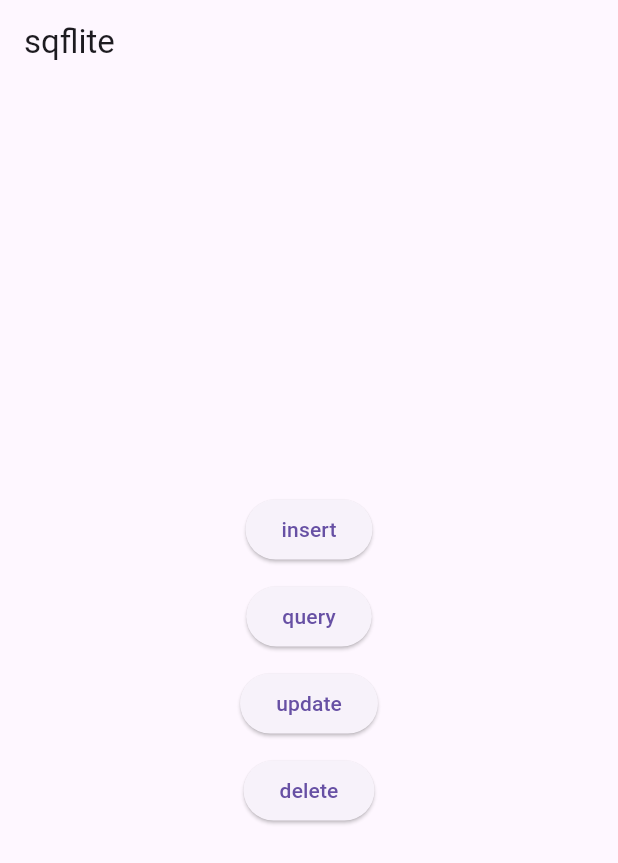
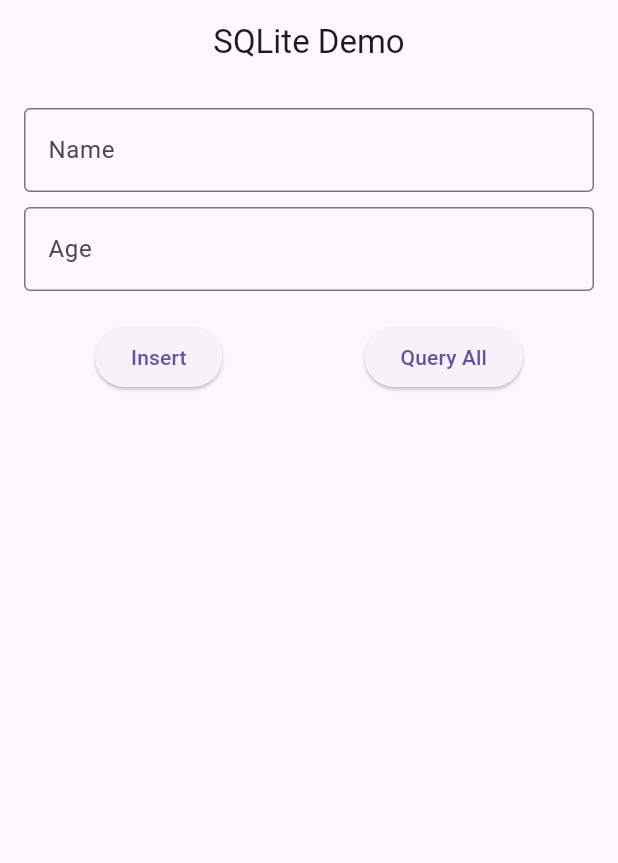
Before and after one commit to bjohnson360/inclass10, a Flutter app: the screen it shows after launch, on a phone screen of 412 x 824 dp. Shown: the top 863 px of the screen. Run offline on Flutter 3.47's test engine with Material 3 defaults, Android fonts, the phone set to English and light mode, and no system bars; our stand-ins replace sqflite; accounts and stored records are empty.

Commit message:
Added UI

```diff
--- a/lib/main.dart
+++ b/lib/main.dart
@@ -1,117 +1,150 @@
 import 'package:flutter/material.dart';
 import 'database_help.dart';
-
 
 // Here we are using a global variable. You can use something like
 // get_it in a production app.
 final dbHelper = DatabaseHelper();
 
-
-Future<void> main() async {
+void main() async {
   WidgetsFlutterBinding.ensureInitialized();
-  // initialize the database
   await dbHelper.init();
   runApp(const MyApp());
 }
 
-
 class MyApp extends StatelessWidget {
   const MyApp({super.key});
-
 
   @override
   Widget build(BuildContext context) {
     return MaterialApp(
-      title: 'SQFlite Demo',
-      theme: ThemeData(
-        primarySwatch: Colors.blue,
-      ),
-      home: const MyHomePage(),
+      title: 'SQLite Demo',
+      theme: ThemeData(primarySwatch: Colors.teal),
+      home: const HomePage(),
     );
   }
 }
 
+class HomePage extends StatefulWidget {
+  const HomePage({super.key});
 
-class MyHomePage extends StatelessWidget {
-  const MyHomePage({super.key});
+  @override
+  State<HomePage> createState() => _HomePageState();
+}
 
+class _HomePageState extends State<HomePage> {
+  final TextEditingController nameController = TextEditingController();
+  final TextEditingController ageController = TextEditingController();
+  List<Map<String, dynamic>> records = [];
 
-  // homepage layout
+  @override
+  void initState() {
+    super.initState();
+    _refreshRecords();
+  }
+
+  Future<void> _refreshRecords() async {
+    final data = await dbHelper.queryAllRows();
+    setState(() => records = data);
+  }
+
+  Future<void> _insert() async {
+    if (nameController.text.isEmpty || ageController.text.isEmpty) return;
+
+    Map<String, dynamic> row = {
+      DatabaseHelper.columnName: nameController.text,
+      DatabaseHelper.columnAge: int.tryParse(ageController.text) ?? 0,
+    };
+
+    await dbHelper.insert(row);
+    nameController.clear();
+    ageController.clear();
+    _refreshRecords();
+  }
+
+  Future<void> _update(int id) async {
+    Map<String, dynamic> row = {
+      DatabaseHelper.columnId: id,
+      DatabaseHelper.columnName: "${nameController.text} (updated)",
+      DatabaseHelper.columnAge: int.tryParse(ageController.text) ?? 0,
+    };
+
+    await dbHelper.update(row);
+    _refreshRecords();
+  }
+
+  Future<void> _delete(int id) async {
+    await dbHelper.delete(id);
+    _refreshRecords();
+  }
+
   @override
   Widget build(BuildContext context) {
     return Scaffold(
       appBar: AppBar(
-        title: const Text('sqflite'),
+        title: const Text("SQLite Demo"),
+        centerTitle: true,
       ),
-      body: Center(
+      body: Padding(
+        padding: const EdgeInsets.all(16.0),
         child: Column(
-          mainAxisAlignment: MainAxisAlignment.center,
-          children: <Widget>[
-            ElevatedButton(
-              onPressed: _insert,
-              child: const Text('insert'),
+          children: [
+            TextField(
+              controller: nameController,
+              decoration: const InputDecoration(
+                labelText: "Name",
+                border: OutlineInputBorder(),
+              ),
             ),
             const SizedBox(height: 10),
-            ElevatedButton(
-              onPressed: _query,
-              child: const Text('query'),
+            TextField(
+              controller: ageController,
+              keyboardType: TextInputType.number,
+              decoration: const InputDecoration(
+                labelText: "Age",
+                border: OutlineInputBorder(),
+              ),
+            ),
+            const SizedBox(height: 20),
+            Row(
+              mainAxisAlignment: MainAxisAlignment.spaceAround,
+              children: [
+                ElevatedButton(onPressed: _insert, child: const Text("Insert")),
+                ElevatedButton(
+                    onPressed: _refreshRecords, child: const Text("Query All")),
+              ],
             ),
             const SizedBox(height: 10),
-            ElevatedButton(
-              onPressed: _update,
-              child: const Text('update'),
-            ),
-            const SizedBox(height: 10),
-            ElevatedButton(
-              onPressed: _delete,
-              child: const Text('delete'),
+            Expanded(
+              child: ListView.builder(
+                itemCount: records.length,
+                itemBuilder: (context, index) {
+                  final record = records[index];
+                  return Card(
+                    margin: const EdgeInsets.symmetric(vertical: 5),
+                    child: ListTile(
+                      title: Text(record['name']),
+                      subtitle: Text("Age: ${record['age']}"),
+                      trailing: Row(
+                        mainAxisSize: MainAxisSize.min,
+                        children: [
+                          IconButton(
+                            icon: const Icon(Icons.edit, color: Colors.blue),
+                            onPressed: () => _update(record['_id']),
+                          ),
+                          IconButton(
+                            icon: const Icon(Icons.delete, color: Colors.red),
+                            onPressed: () => _delete(record['_id']),
+                          ),
+                        ],
+                      ),
+                    ),
+                  );
+                },
+              ),
             ),
           ],
         ),
       ),
     );
   }
-
-
-  // Button onPressed methods
-
-
-  void _insert() async {
-    // row to insert
-    Map<String, dynamic> row = {
-      DatabaseHelper.columnName: 'Bob',
-      DatabaseHelper.columnAge: 23
-    };
-    final id = await dbHelper.insert(row);
-    debugPrint('inserted row id: $id');
-  }
-
-
-  void _query() async {
-    final allRows = await dbHelper.queryAllRows();
-    debugPrint('query all rows:');
-    for (final row in allRows) {
-      debugPrint(row.toString());
-    }
-  }
-
-
-  void _update() async {
-    // row to update
-    Map<String, dynamic> row = {
-      DatabaseHelper.columnId: 1,
-      DatabaseHelper.columnName: 'Mary',
-      DatabaseHelper.columnAge: 32
-    };
-    final rowsAffected = await dbHelper.update(row);
-    debugPrint('updated $rowsAffected row(s)');
-  }
-
-
-  void _delete() async {
-    // Assuming that the number of rows is the id for the last row.
-    final id = await dbHelper.queryRowCount();
-    final rowsDeleted = await dbHelper.delete(id);
-    debugPrint('deleted $rowsDeleted row(s): row $id');
-  }
 }
```
